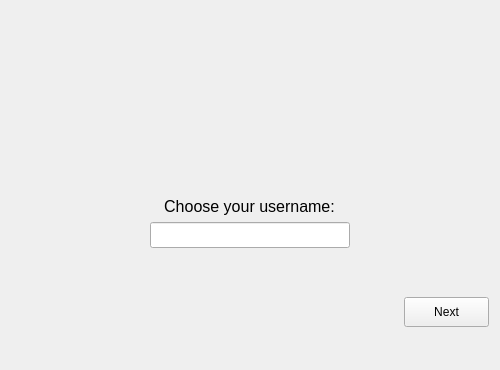
This is wizarddialog.ui in savoirfairelinux/jami-client-windows as Qt 5 draws it before an edit. The edited form follows.
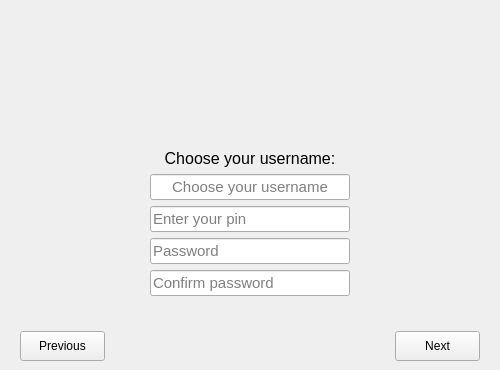
This is the edited form. The open tabs and pages were chosen to show the change. Icons and pictures are not drawn.

Diff of the .ui file:
```diff
--- a/wizarddialog.ui
+++ b/wizarddialog.ui
@@ -34,7 +34,11 @@
     <number>0</number>
    </property>
    <item>
-    <spacer name="verticalSpacer_2">
+    <widget class="QStackedWidget" name="stackedWidget">
+     <widget class="QWidget" name="LoginPage">
+      <layout class="QVBoxLayout" name="verticalLayout_3">
+       <item>
+        <spacer name="verticalSpacer_6">
      <property name="orientation">
       <enum>Qt::Vertical</enum>
      </property>
@@ -46,7 +50,63 @@
      </property>
     </spacer>
    </item>
-   <item alignment="Qt::AlignHCenter">
+       <item>
+        <widget class="QPushButton" name="existingPushButton">
+         <property name="minimumSize">
+          <size>
+           <width>85</width>
+           <height>30</height>
+          </size>
+         </property>
+         <property name="text">
+          <string>Existing Ring Account</string>
+         </property>
+        </widget>
+       </item>
+       <item>
+        <widget class="QPushButton" name="newAccountButton">
+         <property name="minimumSize">
+          <size>
+           <width>85</width>
+           <height>30</height>
+          </size>
+         </property>
+         <property name="text">
+          <string>New Ring Account</string>
+         </property>
+        </widget>
+       </item>
+       <item>
+        <spacer name="verticalSpacer_5">
+         <property name="orientation">
+          <enum>Qt::Vertical</enum>
+         </property>
+         <property name="sizeHint" stdset="0">
+          <size>
+           <width>20</width>
+           <height>40</height>
+          </size>
+         </property>
+        </spacer>
+       </item>
+      </layout>
+     </widget>
+     <widget class="QWidget" name="UserDataPage">
+      <layout class="QVBoxLayout" name="verticalLayout_2">
+       <item>
+        <spacer name="verticalSpacer_4">
+         <property name="orientation">
+          <enum>Qt::Vertical</enum>
+         </property>
+         <property name="sizeHint" stdset="0">
+          <size>
+           <width>20</width>
+           <height>3</height>
+          </size>
+         </property>
+        </spacer>
+       </item>
+       <item>
     <widget class="QLabel" name="ringLogo">
      <property name="sizePolicy">
       <sizepolicy hsizetype="Minimum" vsizetype="Minimum">
@@ -63,14 +123,14 @@
     </widget>
    </item>
    <item>
-    <spacer name="verticalSpacer_4">
+        <spacer name="verticalSpacer_3">
      <property name="orientation">
       <enum>Qt::Vertical</enum>
      </property>
      <property name="sizeHint" stdset="0">
       <size>
-       <width>20</width>
-       <height>10</height>
+           <width>13</width>
+           <height>4</height>
       </size>
      </property>
     </spacer>
@@ -113,7 +173,7 @@
      </property>
     </widget>
    </item>
-   <item alignment="Qt::AlignHCenter">
+       <item>
     <widget class="QLabel" name="label">
      <property name="font">
       <font>
@@ -153,25 +213,159 @@
      <property name="alignment">
       <set>Qt::AlignCenter</set>
      </property>
+         <property name="placeholderText">
+          <string>Choose your username</string>
+         </property>
      <property name="clearButtonEnabled">
       <bool>true</bool>
      </property>
     </widget>
    </item>
+       <item alignment="Qt::AlignHCenter">
+        <widget class="QLineEdit" name="pinEdit">
+         <property name="minimumSize">
+          <size>
+           <width>200</width>
+           <height>0</height>
+          </size>
+         </property>
+         <property name="maximumSize">
+          <size>
+           <width>200</width>
+           <height>16777215</height>
+          </size>
+         </property>
+         <property name="font">
+          <font>
+           <pointsize>11</pointsize>
+          </font>
+         </property>
+         <property name="placeholderText">
+          <string>Enter your pin</string>
+         </property>
+         <property name="clearButtonEnabled">
+          <bool>false</bool>
+         </property>
+        </widget>
+       </item>
+       <item alignment="Qt::AlignHCenter">
+        <widget class="QLineEdit" name="passwordEdit">
+         <property name="minimumSize">
+          <size>
+           <width>200</width>
+           <height>0</height>
+          </size>
+         </property>
+         <property name="maximumSize">
+          <size>
+           <width>200</width>
+           <height>16777215</height>
+          </size>
+         </property>
+         <property name="font">
+          <font>
+           <pointsize>11</pointsize>
+          </font>
+         </property>
+         <property name="echoMode">
+          <enum>QLineEdit::Password</enum>
+         </property>
+         <property name="placeholderText">
+          <string>Password</string>
+         </property>
+         <property name="clearButtonEnabled">
+          <bool>false</bool>
+         </property>
+        </widget>
+       </item>
+       <item alignment="Qt::AlignHCenter">
+        <widget class="QLineEdit" name="confirmPasswordEdit">
+         <property name="minimumSize">
+          <size>
+           <width>200</width>
+           <height>0</height>
+          </size>
+         </property>
+         <property name="maximumSize">
+          <size>
+           <width>200</width>
+           <height>16777215</height>
+          </size>
+         </property>
+         <property name="font">
+          <font>
+           <pointsize>11</pointsize>
+          </font>
+         </property>
+         <property name="echoMode">
+          <enum>QLineEdit::Password</enum>
+         </property>
+         <property name="placeholderText">
+          <string>Confirm password</string>
+         </property>
+         <property name="clearButtonEnabled">
+          <bool>false</bool>
+         </property>
+        </widget>
+       </item>
    <item>
-    <spacer name="verticalSpacer_3">
+        <spacer name="verticalSpacer">
      <property name="orientation">
       <enum>Qt::Vertical</enum>
      </property>
      <property name="sizeHint" stdset="0">
       <size>
-       <width>5</width>
-       <height>10</height>
+           <width>13</width>
+           <height>3</height>
       </size>
      </property>
     </spacer>
    </item>
-   <item alignment="Qt::AlignRight">
+       <item>
+        <spacer name="verticalSpacer_2">
+         <property name="orientation">
+          <enum>Qt::Vertical</enum>
+         </property>
+         <property name="sizeHint" stdset="0">
+          <size>
+           <width>20</width>
+           <height>11</height>
+          </size>
+         </property>
+        </spacer>
+       </item>
+       <item>
+        <layout class="QHBoxLayout" name="horizontalLayout">
+         <property name="bottomMargin">
+          <number>0</number>
+         </property>
+         <item>
+          <widget class="QPushButton" name="previousButton">
+           <property name="minimumSize">
+            <size>
+             <width>85</width>
+             <height>30</height>
+            </size>
+           </property>
+           <property name="text">
+            <string>Previous</string>
+           </property>
+          </widget>
+         </item>
+         <item>
+          <spacer name="horizontalSpacer">
+           <property name="orientation">
+            <enum>Qt::Horizontal</enum>
+           </property>
+           <property name="sizeHint" stdset="0">
+            <size>
+             <width>40</width>
+             <height>20</height>
+            </size>
+           </property>
+          </spacer>
+         </item>
+         <item>
     <widget class="QPushButton" name="wizardButton">
      <property name="sizePolicy">
       <sizepolicy hsizetype="Preferred" vsizetype="Fixed">
@@ -202,18 +396,11 @@
      </property>
     </widget>
    </item>
-   <item>
-    <spacer name="verticalSpacer">
-     <property name="orientation">
-      <enum>Qt::Vertical</enum>
-     </property>
-     <property name="sizeHint" stdset="0">
-      <size>
-       <width>10</width>
-       <height>5</height>
-      </size>
-     </property>
-    </spacer>
+        </layout>
+       </item>
+      </layout>
+     </widget>
+    </widget>
    </item>
   </layout>
  </widget>
```
Left out of the diff: 23 changed lines with no effect on the pictures. Lines whose indentation alone changed are shown as unchanged.
